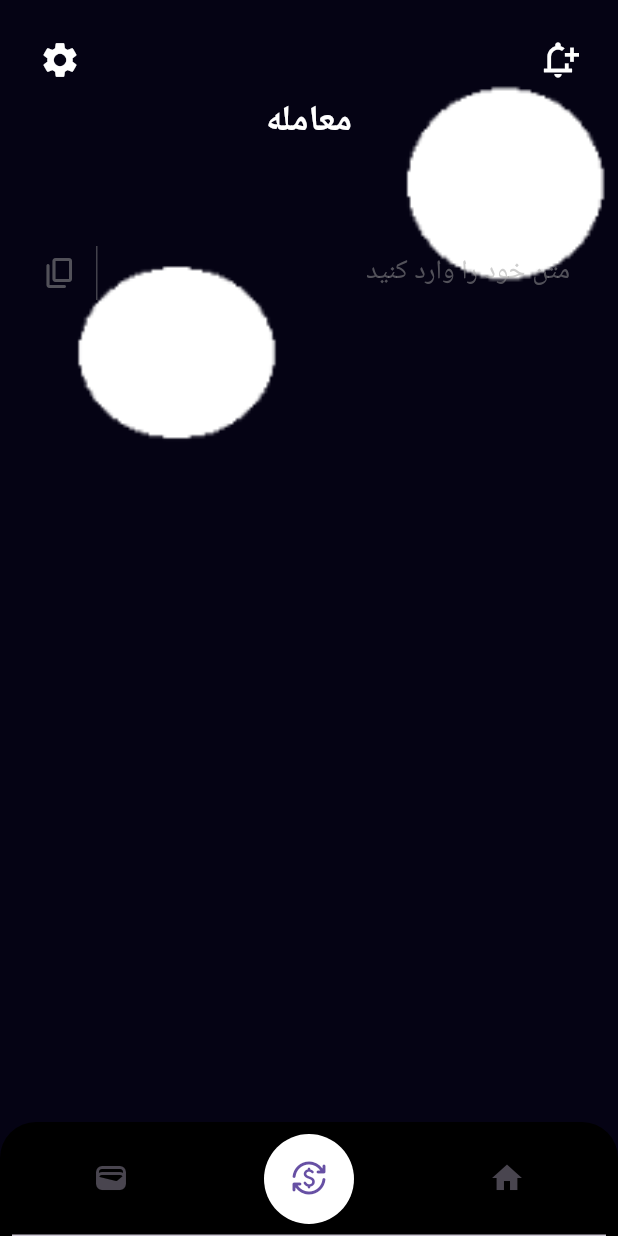
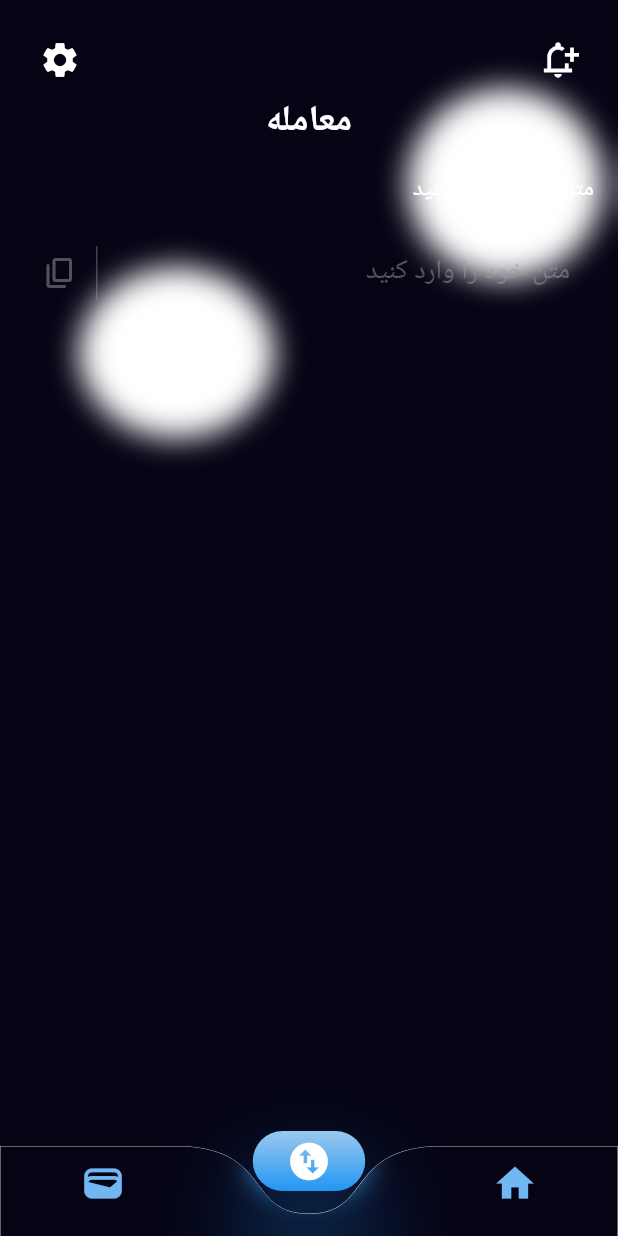
Before and after one commit to rezakkm/KifPoolTest, a Flutter app: the screen it shows after launch, item 2 of the bottom bar chosen, on a phone screen of 412 x 824 dp. Run offline on Flutter 3.47's test engine with Material 3 defaults, Android fonts, the phone set to English and light mode, and no system bars; our stand-ins replace dartz, dio, flutter_hooks, go_router, hooks_riverpod, retrofit and 2 more; missing offline and left inert: glassy; generated files the repository leaves out were written again; network calls fail.

Commit message:
fix: rout bug feat: new navBar

```diff
--- a/lib/config/routes.dart
+++ b/lib/config/routes.dart
@@ -9,7 +9,6 @@
         path: '/main/:subPath(.*)', // مسیر اصلی برای تب‌ها و تمامی زیرمسیرها
         builder: (context, state) {
           final String path = state.uri.toString();
-
           if (path.startsWith('/main/home')) {
             return MainPage(
               tab: 'home',
--- /dev/null
+++ b/lib/features/main/presentation/pages/main/main_nav_bar_widget.dart
@@ -0,0 +1,252 @@
+import 'dart:math';
+import 'dart:ui';
+
+import 'package:flutter/material.dart';
+import 'package:kif_pool_test/features/nav_bar/src/nav_button.dart';
+import 'package:kif_pool_test/features/nav_bar/src/nav_custom_clipper.dart';
+import 'package:kif_pool_test/features/nav_bar/src/nav_custom_painter.dart';
+
+typedef _LetIndexPage = bool Function(int value);
+
+class CurvedNavigationBar extends StatefulWidget {
+  final List<Widget> items;
+  final int index;
+  final Color color;
+  final Color? buttonBackgroundColor;
+  final Color backgroundColor;
+  final ValueChanged<int>? onTap;
+  final _LetIndexPage letIndexChange;
+  final Curve animationCurve;
+  final Duration animationDuration;
+  final double height;
+  final double? maxWidth;
+
+  CurvedNavigationBar({
+    Key? key,
+    required this.items,
+    this.index = 0,
+    this.color = Colors.white,
+    this.buttonBackgroundColor,
+    this.backgroundColor = Colors.blueAccent,
+    this.onTap,
+    _LetIndexPage? letIndexChange,
+    this.animationCurve = Curves.easeOut,
+    this.animationDuration = const Duration(milliseconds: 600),
+    this.height = 75.0,
+    this.maxWidth,
+  })  : letIndexChange = letIndexChange ?? ((_) => true),
+        assert(items.isNotEmpty),
+        assert(0 <= index && index < items.length),
+        assert(0 <= height && height <= 75.0),
+        assert(maxWidth == null || 0 <= maxWidth),
+        super(key: key);
+
+  @override
+  CurvedNavigationBarState createState() => CurvedNavigationBarState();
+}
+
+class CurvedNavigationBarState extends State<CurvedNavigationBar>
+    with SingleTickerProviderStateMixin {
+  late double _startingPos;
+  late int _endingIndex;
+  late double _pos;
+  double _buttonHide = 0;
+  late Widget _icon;
+  late AnimationController _animationController;
+  late int _length;
+
+  @override
+  void initState() {
+    super.initState();
+    _icon = widget.items[widget.index];
+    _length = widget.items.length;
+    _pos = widget.index / _length;
+    _startingPos = widget.index / _length;
+    _endingIndex = widget.index;
+    _animationController = AnimationController(vsync: this, value: _pos);
+    _animationController.addListener(() {
+      setState(() {
+        _pos = _animationController.value;
+        final endingPos = _endingIndex / widget.items.length;
+        final middle = (endingPos + _startingPos) / 2;
+        if ((endingPos - _pos).abs() < (_startingPos - _pos).abs()) {
+          _icon = widget.items[_endingIndex];
+        }
+        _buttonHide =
+            (1 - ((middle - _pos) / (_startingPos - middle)).abs()).abs();
+      });
+    });
+  }
+
+  @override
+  void didUpdateWidget(CurvedNavigationBar oldWidget) {
+    super.didUpdateWidget(oldWidget);
+    if (oldWidget.index != widget.index) {
+      final newPosition = widget.index / _length;
+      _startingPos = _pos;
+      _endingIndex = widget.index;
+      _animationController.animateTo(newPosition,
+          duration: widget.animationDuration, curve: widget.animationCurve);
+    }
+    if (!_animationController.isAnimating) {
+      _icon = widget.items[_endingIndex];
+    }
+  }
+
+  @override
+  void dispose() {
+    _animationController.dispose();
+    super.dispose();
+  }
+
+  @override
+  Widget build(BuildContext context) {
+    final textDirection = Directionality.of(context);
+    return SizedBox(
+      height: widget.height,
+      child: LayoutBuilder(
+        builder: (context, constraints) {
+          final maxWidth = min(
+              constraints.maxWidth, widget.maxWidth ?? constraints.maxWidth);
+          return Align(
+            alignment: textDirection == TextDirection.ltr
+                ? Alignment.bottomLeft
+                : Alignment.bottomRight,
+            child: Container(
+              color: widget.backgroundColor,
+              width: maxWidth,
+              child: ClipRect(
+                clipper: NavCustomClipper(
+                  deviceHeight: MediaQuery.sizeOf(context).height,
+                ),
+                child: Stack(
+                  clipBehavior: Clip.none,
+                  alignment: Alignment.bottomCenter,
+                  children: <Widget>[
+                    Positioned(
+                      bottom: -40 - (70.0 - widget.height),
+                      left: textDirection == TextDirection.rtl
+                          ? null
+                          : _pos * maxWidth,
+                      right: textDirection == TextDirection.rtl
+                          ? _pos * maxWidth
+                          : null,
+                      width: maxWidth / _length,
+                      child: Center(
+                        child: Transform.translate(
+                          offset: Offset(
+                            0,
+                            -(1 - _buttonHide) * 80,
+                          ),
+                          child: Container(
+                            width: 75,
+                            height: 40,
+                            decoration: BoxDecoration(
+                              gradient: const LinearGradient(
+                                  begin: Alignment.bottomCenter,
+                                  end: Alignment.topCenter,
+                                  colors: [
+                                    Colors.blue,
+                                    Color.fromARGB(255, 155, 201, 238),
+                                  ]),
+                              borderRadius: BorderRadius.circular(50),
+                              boxShadow: widget.buttonBackgroundColor != null
+                                  ? [
+                                      BoxShadow(
+                                        color: widget.buttonBackgroundColor!
+                                            .withOpacity(0.5),
+                                        blurRadius: 60,
+                                        offset: const Offset(0, 40),
+                                        spreadRadius: 5,
+                                      ),
+                                    ]
+                                  : null,
+                            ),
+                            child: _icon,
+                          ),
+                        ),
+                      ),
+                    ),
+                    Positioned(
+                      left: 0,
+                      right: 0,
+                      bottom: 0 - (75.0 - widget.height),
+                      child: ClipPath(
+                        clipper: _CustomClipper(NavCustomPainter(
+                            _pos, _length, widget.color, TextDirection.rtl)),
+                        child: BackdropFilter(
+                          filter: ImageFilter.blur(sigmaX: 10.0, sigmaY: 10.0),
+                          child: CustomPaint(
+                            painter: NavCustomPainter(
+                                _pos, _length, widget.color, textDirection),
+                            child: Container(
+                              height: 75.0,
+                            ),
+                          ),
+                        ),
+                      ),
+                    ),
+                    Positioned(
+                      left: 0,
+                      right: 0,
+                      bottom: 0 - (75.0 - widget.height),
+                      child: SizedBox(
+                          height: 100.0,
+                          child: Row(
+                              children: widget.items.map((item) {
+                            return NavButton(
+                              onTap: _buttonTap,
+                              position: _pos,
+                              length: _length,
+                              index: widget.items.indexOf(item),
+                              child: Center(child: item),
+                            );
+                          }).toList())),
+                    ),
+                  ],
+                ),
+              ),
+            ),
+          );
+        },
+      ),
+    );
+  }
+
+  void setPage(int index) {
+    _buttonTap(index);
+  }
+
+  void _buttonTap(int index) {
+    if (!widget.letIndexChange(index) || _animationController.isAnimating) {
+      return;
+    }
+    if (widget.onTap != null) {
+      widget.onTap!(index);
+    }
+    final newPosition = index / _length;
+    setState(() {
+      _startingPos = _pos;
+      _endingIndex = index;
+      _animationController.animateTo(newPosition,
+          duration: widget.animationDuration, curve: widget.animationCurve);
+    });
+  }
+}
+
+class _CustomClipper extends CustomClipper<Path> {
+  final NavCustomPainter painter;
+
+  _CustomClipper(this.painter);
+
+  @override
+  Path getClip(Size size) {
+    // استفاده از همان path که در Painter استفاده کردی
+    return painter.getClipPath(size);
+  }
+
+  @override
+  bool shouldReclip(_CustomClipper oldClipper) {
+    return true;
+  }
+}
--- a/lib/features/main/presentation/pages/main/main_page.dart
+++ b/lib/features/main/presentation/pages/main/main_page.dart
@@ -1,12 +1,12 @@
+import 'dart:ui';
 import 'package:flutter/material.dart';
 import 'package:flutter_hooks/flutter_hooks.dart';
-import 'package:glassy/glassy_card.dart';
 import 'package:go_router/go_router.dart';
 import 'package:hooks_riverpod/hooks_riverpod.dart';
 import 'package:kif_pool_test/core/constants/enums.dart';
 import 'package:kif_pool_test/features/main/presentation/pages/home/first_home_widget.dart';
 import 'package:kif_pool_test/features/main/presentation/pages/home/second_home_widget.dart';
-import 'package:kif_pool_test/features/main/presentation/pages/main/main_tabbar_widget.dart';
+import 'package:kif_pool_test/features/main/presentation/pages/main/main_nav_bar_widget.dart';
 import 'package:kif_pool_test/features/main/presentation/pages/shared/primary_textfield.dart';
 import 'package:kif_pool_test/features/main/presentation/pages/wallet/first_wallet_widget.dart';
 import 'package:kif_pool_test/features/main/presentation/pages/wallet/second_wallet_widget.dart';
@@ -31,33 +31,34 @@
     ref.watch(getListProvider);
     final homeState = ref.watch(homePageProvider);
     final walletState = ref.watch(walletPageProvider);
+    final selectedIndex = useState(0);
     final tabBarController =
         useTabController(initialLength: 3, initialIndex: _tabMap[tab] ?? 0);
-    tabBarController.addListener(() {
-      if (tabBarController.indexIsChanging) {
-        switch (tabBarController.index) {
+
+    // init state
+    useEffect(() {
+      Future.delayed(Duration.zero, () {
+        initMethod(ref, selectedIndex);
+      });
+      selectedIndex.addListener(() {
+        switch (selectedIndex.value) {
           case 0:
-            context.go('/main/home');
+            // print(0);
+            ref.read(homePageProvider).isNotEmpty
+                ? context.go('/main/home/list')
+                : context.go('/main/home');
             break;
           case 1:
             context.go('/main/exchange');
             break;
           case 2:
-            context.go('/main/wallet');
+            ref.read(walletPageProvider).isNotEmpty
+                ? context.go('/main/wallet/deposit')
+                : context.go('/main/wallet');
             break;
         }
-      }
-    });
-
-    // init state
-    useEffect(() {
-      Future.delayed(Duration.zero, () {
-        if (path.endsWith('list')) {
-          ref.read(homePageProvider.notifier).state = '/list';
-        } else if (path.endsWith('deposit')) {
-          ref.read(walletPageProvider.notifier).state = '/deposit';
-        }
       });
+      return null;
     }, []);
     return SafeArea(
         child: Scaffold(
@@ -74,9 +75,9 @@
           child: Stack(
             children: [
               // background
-              const GlassyCard(
-                child: SizedBox.expand(),
-              ),
+              BackdropFilter(
+                  filter: ImageFilter.blur(sigmaX: 10.0, sigmaY: 10.0),
+                  child: const SizedBox.expand()),
               // appbar (top)
               Positioned(
                 right: 0,
@@ -134,43 +135,36 @@
                 ),
               ),
               // navbar
-              Positioned(
-                left: 0,
-                right: 0,
-                bottom: 0,
-                child: Center(
-                  key: const Key('done'),
-                  child: Container(
-                    height: 76,
-                    width: 445,
-                    padding: const EdgeInsets.symmetric(horizontal: 8),
-                    decoration: const BoxDecoration(
-                      color: Colors.black,
-                      borderRadius: BorderRadius.only(
-                          topLeft: Radius.circular(24),
-                          topRight: Radius.circular(24)),
-                    ),
-                    child: TabBar(
-                        controller: tabBarController,
-                        indicatorPadding:
-                            const EdgeInsets.symmetric(vertical: 8),
-                        indicator: BoxDecoration(
-                            borderRadius: BorderRadius.circular(50),
-                            color: Colors.white),
-                        tabs: const [
-                          MainTabBarWidget(
-                            icon: Icon(Icons.home),
-                          ),
-                          MainTabBarWidget(
-                            icon: Icon(Icons.currency_exchange_rounded),
-                          ),
-                          MainTabBarWidget(
-                            icon: Icon(Icons.wallet),
-                          ),
-                        ]),
-                  ),
-                ),
-              ),
+              Align(
+                  alignment: Alignment.bottomCenter,
+                  child: CurvedNavigationBar(
+                    index: selectedIndex.value,
+                    height: 60,
+                    backgroundColor: Colors.transparent,
+                    color: Colors.transparent,
+                    buttonBackgroundColor: Colors.blue,
+                    items: <Widget>[
+                      Icon(
+                        Icons.home,
+                        size: 30,
+                        color: iconColor(selectedIndex.value == 0),
+                      ),
+                      Icon(
+                        Icons.swap_vertical_circle_sharp,
+                        size: 30,
+                        color: iconColor(selectedIndex.value == 1),
+                      ),
+                      Icon(
+                        Icons.wallet,
+                        size: 30,
+                        color: iconColor(selectedIndex.value == 2),
+                      ),
+                    ],
+                    onTap: (index) {
+                      selectedIndex.value = index;
+                      tabBarController.animateTo(index);
+                    },
+                  )),
             ],
           )),
 
@@ -194,4 +188,23 @@
       // ),
     ));
   }
+
+  void initMethod(WidgetRef ref, ValueNotifier<int> selectedIndex) {
+    if (path.endsWith('list')) {
+      ref.read(homePageProvider.notifier).state = '/list';
+    } else if (path.endsWith('deposit')) {
+      ref.read(walletPageProvider.notifier).state = '/deposit';
+    }
+    if (path.contains('home')) {
+      selectedIndex.value = 0;
+    } else if (path.contains('exchange')) {
+      selectedIndex.value = 1;
+    } else if (path.contains('wallet')) {
+      selectedIndex.value = 2;
+    }
+  }
+
+  Color iconColor(bool selected) {
+    return selected ? Colors.white : const Color.fromARGB(255, 113, 183, 241);
+  }
 }
--- /dev/null
+++ b/lib/features/nav_bar/src/nav_button.dart
@@ -0,0 +1,43 @@
+import 'package:flutter/material.dart';
+
+class NavButton extends StatelessWidget {
+  final double position;
+  final int length;
+  final int index;
+  final ValueChanged<int> onTap;
+  final Widget child;
+
+  const NavButton({
+    super.key,
+    required this.onTap,
+    required this.position,
+    required this.length,
+    required this.index,
+    required this.child,
+  });
+
+  @override
+  Widget build(BuildContext context) {
+    final desiredPosition = 1.0 / length * index;
+    final difference = (position - desiredPosition).abs();
+    final verticalAlignment = 1 - length * difference;
+    final opacity = length * difference;
+    return Expanded(
+      child: GestureDetector(
+        behavior: HitTestBehavior.translucent,
+        onTap: () {
+          onTap(index);
+        },
+        child: Container(
+            height: 75.0,
+            child: Transform.translate(
+              offset: Offset(
+                  0, difference < 1.0 / length ? verticalAlignment * 40 : 0),
+              child: Opacity(
+                  opacity: difference < 1.0 / length * 0.99 ? opacity : 1.0,
+                  child: child),
+            )),
+      ),
+    );
+  }
+}
--- /dev/null
+++ b/lib/features/nav_bar/src/nav_custom_clipper.dart
@@ -0,0 +1,23 @@
+import 'package:flutter/cupertino.dart';
+
+class NavCustomClipper extends CustomClipper<Rect> {
+  final double deviceHeight;
+
+  NavCustomClipper({required this.deviceHeight});
+
+  @override
+  Rect getClip(Size size) {
+    //Clip only the bottom of the widget
+    return Rect.fromLTWH(
+      0,
+      -deviceHeight + size.height,
+      size.width,
+      deviceHeight,
+    );
+  }
+
+  @override
+  bool shouldReclip(NavCustomClipper oldClipper) {
+    return oldClipper.deviceHeight != deviceHeight;
+  }
+}
--- /dev/null
+++ b/lib/features/nav_bar/src/nav_custom_painter.dart
@@ -0,0 +1,89 @@
+import 'package:flutter/material.dart';
+
+class NavCustomPainter extends CustomPainter {
+  late double loc;
+  late double s;
+  Color color;
+  TextDirection textDirection;
+
+  NavCustomPainter(
+      double startingLoc, int itemsLength, this.color, this.textDirection) {
+    final span = 1.0 / itemsLength;
+    s = 0.2;
+    double l = startingLoc + (span - s) / 2;
+    loc = textDirection == TextDirection.rtl ? 0.8 - l : l;
+  }
+
+  @override
+  void paint(Canvas canvas, Size size) {
+    final paint = Paint()
+      ..color = color
+      ..style = PaintingStyle.fill;
+
+    final path = Path()
+      ..moveTo(0, 0)
+      ..lineTo((loc - 0.1) * size.width, 0)
+      ..cubicTo(
+        (loc + s * 0.20) * size.width,
+        size.height * 0.05,
+        loc * size.width,
+        size.height * 0.60,
+        (loc + s * 0.50) * size.width,
+        size.height * 0.60,
+      )
+      ..cubicTo(
+        (loc + s) * size.width,
+        size.height * 0.60,
+        (loc + s - s * 0.20) * size.width,
+        size.height * 0.05,
+        (loc + s + 0.1) * size.width,
+        0,
+      )
+      ..lineTo(size.width, 0)
+      ..lineTo(size.width, size.height)
+      ..lineTo(0, size.height)
+      ..close();
+    canvas.drawPath(path, paint);
+    // Paint برای بوردر سفید
+    final borderPaint = Paint()
+      ..color = Colors.white // رنگ سفید برای بوردر
+      ..style = PaintingStyle.stroke // حالت stroke برای بوردر
+      ..strokeWidth = 0.5; // ضخامت بوردر
+
+    // رسم مسیر برای بوردر
+    canvas.drawPath(path, borderPaint);
+  }
+
+  // متد جدید برای ایجاد path انحنا
+  Path getClipPath(Size size) {
+    final path = Path()
+      ..moveTo(0, 0)
+      ..lineTo((loc - 0.1) * size.width, 0)
+      ..cubicTo(
+        (loc + s * 0.20) * size.width,
+        size.height * 0.05,
+        loc * size.width,
+        size.height * 0.60,
+        (loc + s * 0.50) * size.width,
+        size.height * 0.60,
+      )
+      ..cubicTo(
+        (loc + s) * size.width,
+        size.height * 0.60,
+        (loc + s - s * 0.20) * size.width,
+        size.height * 0.05,
+        (loc + s + 0.1) * size.width,
+        0,
+      )
+      ..lineTo(size.width, 0)
+      ..lineTo(size.width, size.height)
+      ..lineTo(0, size.height)
+      ..close();
+    return path;
+  }
+
+  @override
+  bool shouldRepaint(CustomPainter oldDelegate) {
+    return this != oldDelegate;
+  }
+}
--- a/pubspec.yaml
+++ b/pubspec.yaml
@@ -51,7 +51,6 @@
   dio: ^5.7.0
   dartz: ^0.10.1
   shimmer: ^3.0.0
-
 dev_dependencies:
   riverpod_generator: ^2.4.0
   retrofit_generator: '>=8.0.0 <10.0.0' # for Dart 3.3 use ^9.0.0
```
